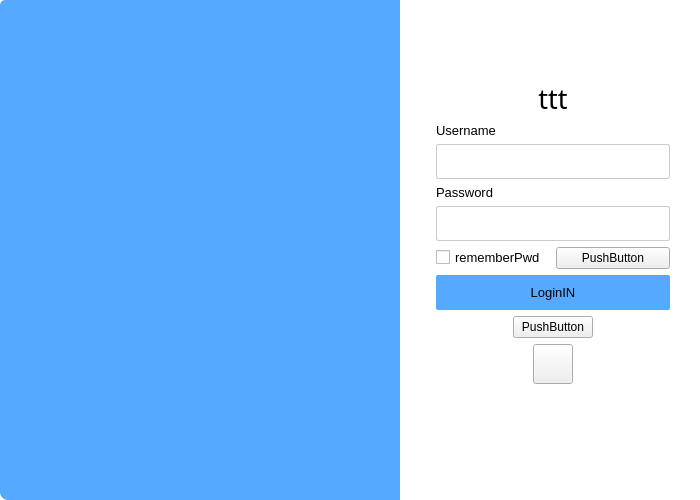
Before: the Qt Designer form component/auth.ui in zyxeeker/Inn-client, drawn with Qt 5.
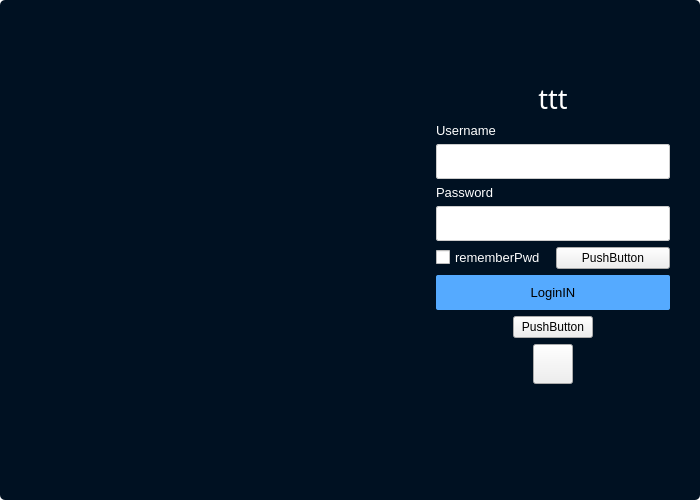
After: the same form once the commit is applied. Icons and pictures are not drawn.

Commit message: ✔[update]素材

The edit to the form file:
```diff
--- a/component/auth.ui
+++ b/component/auth.ui
@@ -47,7 +47,9 @@
     <widget class="QWidget" name="content" native="true">
      <property name="styleSheet">
       <string notr="true">#content{
-background-color: rgb(255, 255, 255);
+background-image: url(:/common/resource/bk.png);
+/*background-color: rgb(255, 255, 255);*/
+	background-color: #001122;
 border-radius: 5px;
 }</string>
      </property>
@@ -82,11 +84,8 @@
           </property>
           <property name="styleSheet">
            <string notr="true">border-top-left-radius: 5px;
-border-bottom-left-radius:8px;
-background-color: rgb(85, 170, 255);</string>
-          </property>
-          <property name="text">
-           <string/>
+border-bottom-left-radius:5px;
+/*background-image: url(:/common/resource/wave-haikei.png);*/</string>
           </property>
          </widget>
         </item>
@@ -134,6 +133,9 @@
                 <pointsize>20</pointsize>
                </font>
               </property>
+              <property name="styleSheet">
+               <string notr="true">color:white;</string>
+              </property>
               <property name="text">
                <string>ttt</string>
               </property>
@@ -150,6 +152,9 @@
                 <pointsize>10</pointsize>
                </font>
               </property>
+              <property name="styleSheet">
+               <string notr="true">color:white;</string>
+              </property>
               <property name="text">
                <string>Username</string>
               </property>
@@ -195,6 +200,9 @@
                 <pointsize>10</pointsize>
                </font>
               </property>
+              <property name="styleSheet">
+               <string notr="true">color:white;</string>
+              </property>
               <property name="text">
                <string>Password</string>
               </property>
@@ -238,6 +246,9 @@
                   <pointsize>10</pointsize>
                  </font>
                 </property>
+                <property name="styleSheet">
+                 <string notr="true">color:white;</string>
+                </property>
                 <property name="text">
                  <string>rememberPwd</string>
                 </property>
```
The commit also changes 2 other files.
